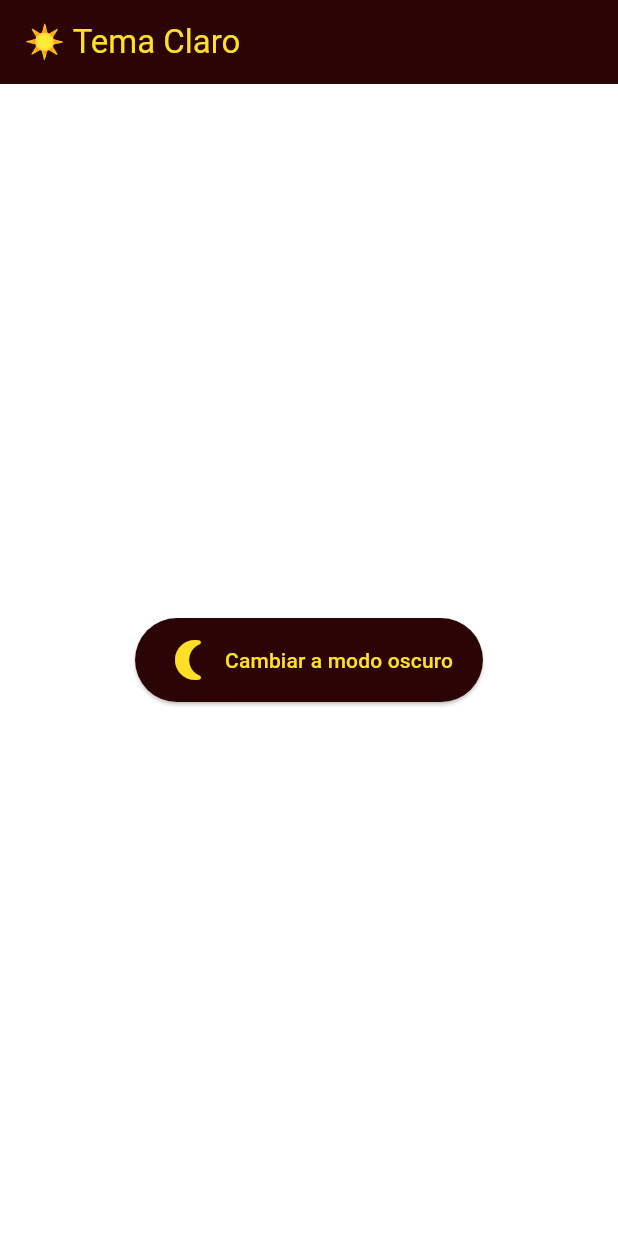
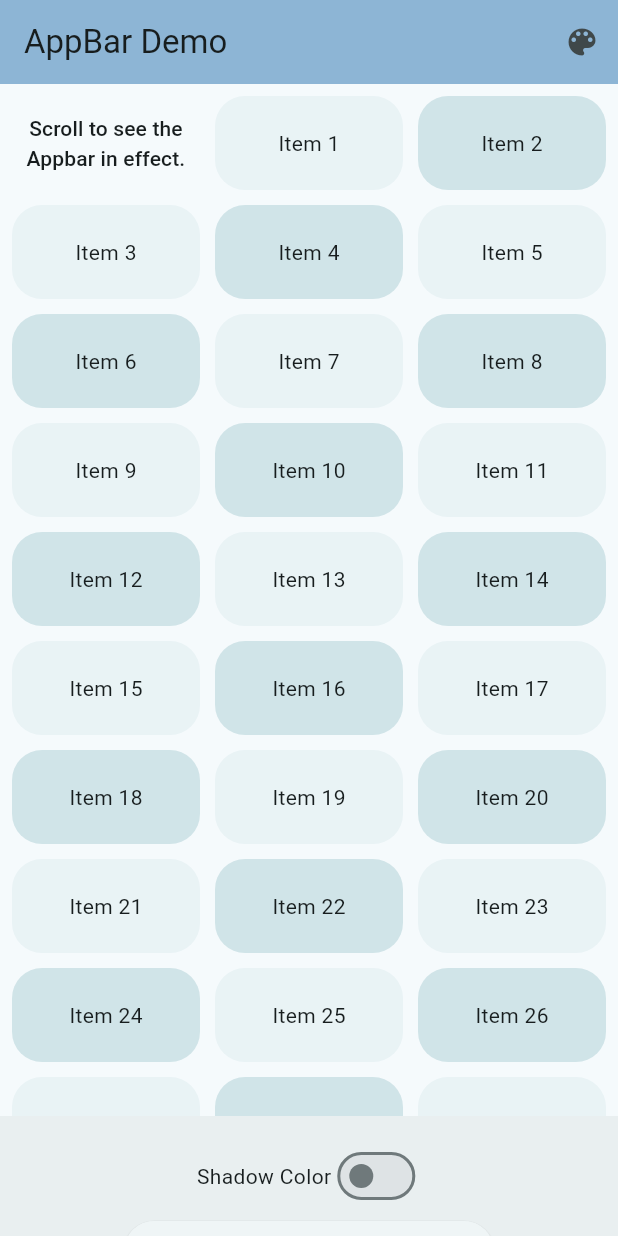
Before and after one commit to DiegoE0/proyectoflutter, a Flutter app: the screen it shows after launch, on a phone screen of 412 x 824 dp. Run offline on Flutter 3.47's test engine with Material 3 defaults, Android fonts, the phone set to English and light mode, and no system bars.

Commit message:
ejercicio 5

```diff
--- a/lib/main.dart
+++ b/lib/main.dart
@@ -1,117 +1,162 @@
 import 'package:flutter/material.dart';
 
-void main() {
-  runApp(const MyApp());
+/// Flutter code sample for [AppBar] with dynamic color, SnackBar, and Switch.
+
+final List<int> _items = List<int>.generate(51, (int index) => index);
+
+void main() => runApp(const AppBarApp());
+
+class AppBarApp extends StatelessWidget {
+  const AppBarApp({super.key});
+
+  @override
+  Widget build(BuildContext context) {
+    return MaterialApp(
+      debugShowCheckedModeBanner: false, // Quita el banner de debug
+      theme: ThemeData(
+        colorSchemeSeed: const Color(0xff00BCD4),
+      ), // Cambiado a un nuevo color (cian)
+      home: const AppBarExample(),
+    );
+  }
 }
 
-class MyApp extends StatefulWidget {
-  const MyApp({super.key});
+class AppBarExample extends StatefulWidget {
+  const AppBarExample({super.key});
 
   @override
-  State<MyApp> createState() => _MyAppState();
+  State<AppBarExample> createState() => _AppBarExampleState();
 }
 
-class _MyAppState extends State<MyApp> {
-  // Estado inicial: tema claro
-  ThemeMode _themeMode = ThemeMode.light;
+class _AppBarExampleState extends State<AppBarExample> {
+  bool shadowColor = false;
+  double? scrolledUnderElevation;
+  Color appBarColor = const Color.fromARGB(255, 141, 181, 213);
+  final List<Color> _colors = [
+    Colors.blue,
+    Colors.green,
+    Colors.red,
+    Colors.purple,
+    Colors.orange,
+    Colors.teal,
+    Colors.indigo,
+    Colors.pink,
+    Colors.amber,
+    Colors.cyan,
+    Colors.lime,
+    Colors.deepOrange,
+    Colors.brown,
+    Colors.grey,
+    Colors.blueGrey,
+  ];
+  int _currentColorIndex = 0;
 
-  // Cambia entre claro y oscuro
-  void _toggleTheme() {
+  void _changeAppBarColor() {
     setState(() {
-      _themeMode = _themeMode == ThemeMode.light
-          ? ThemeMode.dark
-          : ThemeMode.light;
+      _currentColorIndex = (_currentColorIndex + 1) % _colors.length;
+      appBarColor = _colors[_currentColorIndex];
     });
+  }
+
+  void _showElevationSnackBar() {
+    ScaffoldMessenger.of(context).showSnackBar(
+      SnackBar(
+        content: Text(
+          'scrolledUnderElevation: ${scrolledUnderElevation ?? 'default'}',
+        ),
+        duration: const Duration(seconds: 2),
+      ),
+    );
   }
 
   @override
   Widget build(BuildContext context) {
-    return MaterialApp(
-      title: 'Tema Claro y Oscuro',
-      debugShowCheckedModeBanner: false,
+    final ColorScheme colorScheme = Theme.of(context).colorScheme;
+    final Color oddItemColor = colorScheme.primary.withOpacity(0.05);
+    final Color evenItemColor = colorScheme.primary.withOpacity(0.15);
 
-      // ☀️ Tema claro
-      theme: ThemeData(
-        brightness: Brightness.light,
-        colorScheme: const ColorScheme.light(
-          primary: Color.fromARGB(255, 43, 5, 5),
-          onPrimary: Color.fromARGB(255, 255, 223, 40),
-          background: Color.fromARGB(255, 110, 13, 86),
-          onBackground: Color(0xFF1C1B1F),
+    return Scaffold(
+      appBar: AppBar(
+        title: const Text('AppBar Demo'),
+        scrolledUnderElevation: scrolledUnderElevation,
+        shadowColor: shadowColor ? Theme.of(context).colorScheme.shadow : null,
+        backgroundColor: appBarColor,
+        actions: [
+          IconButton(
+            icon: const Icon(Icons.color_lens),
+            tooltip: 'Change AppBar Color',
+            onPressed: _changeAppBarColor,
           ),
-        useMaterial3: true,
+        ],
       ),
-
-      // 🌙 Tema oscuro
-      darkTheme: ThemeData(
-        brightness: Brightness.dark,
-        colorScheme: const ColorScheme.dark(
-          primary: Color(0xFFD0BCFF),
-          onPrimary: Color.fromARGB(255, 62, 3, 77),
-          background: Color(0xFF1C1B1F),
-          onBackground: Color.fromARGB(255, 48, 42, 139),
+      body: GridView.builder(
+        itemCount: _items.length,
+        padding: const EdgeInsets.all(8.0),
+        gridDelegate: const SliverGridDelegateWithFixedCrossAxisCount(
+          crossAxisCount: 3,
+          childAspectRatio: 2.0,
+          mainAxisSpacing: 10.0,
+          crossAxisSpacing: 10.0,
         ),
-        useMaterial3: true,
-      ),
-
-      // Tema actual
-      themeMode: _themeMode,
-
-      home: MyHomePage(
-        onToggleTheme: _toggleTheme,
-        isDarkMode: _themeMode == ThemeMode.dark,
+        itemBuilder: (BuildContext context, int index) {
+          if (index == 0) {
+            return Center(
+              child: Text(
+                'Scroll to see the Appbar in effect.',
+                style: Theme.of(context).textTheme.labelLarge,
+                textAlign: TextAlign.center,
               ),
             );
           }
+          return Container(
+            alignment: Alignment.center,
+            decoration: BoxDecoration(
+              borderRadius: BorderRadius.circular(20.0),
+              color: _items[index].isOdd ? oddItemColor : evenItemColor,
+            ),
+            child: Text('Item $index'),
+          );
+        },
+      ),
+      bottomNavigationBar: BottomAppBar(
+        child: Padding(
+          padding: const EdgeInsets.all(8),
+          child: OverflowBar(
+            overflowAlignment: OverflowBarAlignment.center,
+            alignment: MainAxisAlignment.center,
+            overflowSpacing: 5.0,
+            children: <Widget>[
+              Row(
+                mainAxisSize: MainAxisSize.min,
+                children: [
+                  const Text('Shadow Color'),
+                  Switch(
+                    value: shadowColor,
+                    onChanged: (bool value) {
+                      setState(() {
+                        shadowColor = value;
+                      });
+                    },
+                  ),
+                ],
+              ),
+              const SizedBox(width: 5),
+              ElevatedButton(
+                onPressed: () {
+                  setState(() {
+                    if (scrolledUnderElevation == null) {
+                      scrolledUnderElevation = 4.0;
+                    } else {
+                      scrolledUnderElevation = scrolledUnderElevation! + 1.0;
                     }
-
-class MyHomePage extends StatelessWidget {
-  final VoidCallback onToggleTheme;
-  final bool isDarkMode;
-
-  const MyHomePage({
-    super.key,
-    required this.onToggleTheme,
-    required this.isDarkMode,
+                    _showElevationSnackBar();
                   });
-
-  @override
-  Widget build(BuildContext context) {
-    final theme = Theme.of(context).colorScheme;
-
-    return Scaffold(
-      appBar: AppBar(
-        title: Text(isDarkMode ? "🌙 Tema Oscuro" : "☀️ Tema Claro"),
-        backgroundColor: theme.primary,
-        foregroundColor: theme.onPrimary,
-      ),
-      body: Center(
-        child: ElevatedButton.icon(
-          onPressed: onToggleTheme,
-
-          // 🌟 Ícono animado
-          icon: AnimatedSwitcher(
-            duration: const Duration(milliseconds: 1000),
-            transitionBuilder: (child, animation) => RotationTransition(
-              turns: Tween(begin: 0.75, end: 1.0).animate(animation),
-              child: FadeTransition(opacity: animation, child: child),
-            ),
-            child: Icon(
-              isDarkMode ? Icons.wb_sunny : Icons.nightlight_round,
-              key: ValueKey<bool>(isDarkMode),
-              size: 32,
+                },
+                child: Text(
+                  'scrolledUnderElevation: ${scrolledUnderElevation ?? 'default'}',
                 ),
               ),
-
-          // Texto dinámico
-          label: Text(
-            isDarkMode ? "Cambiar a modo claro" : "Cambiar a modo oscuro",
-          ),
-
-          style: ElevatedButton.styleFrom(
-            backgroundColor: theme.primary,
-            foregroundColor: theme.onPrimary,
-            padding: const EdgeInsets.symmetric(horizontal: 20, vertical: 12),
+            ],
           ),
         ),
       ),
```
Lines whose indentation alone changed are shown as unchanged.
